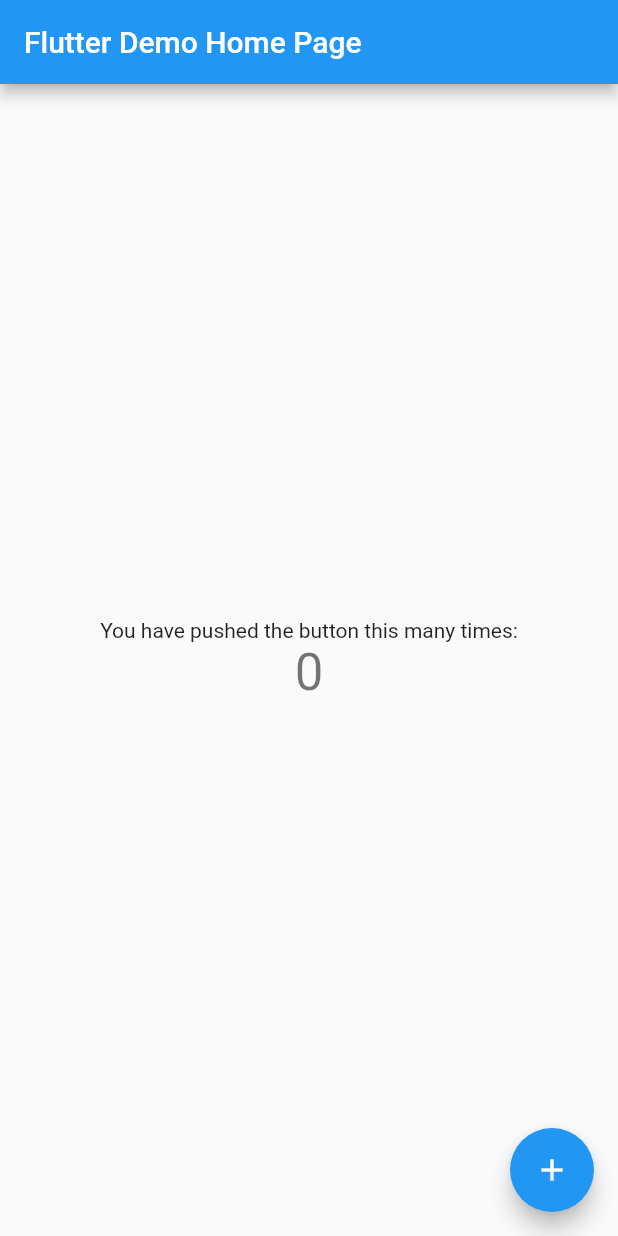
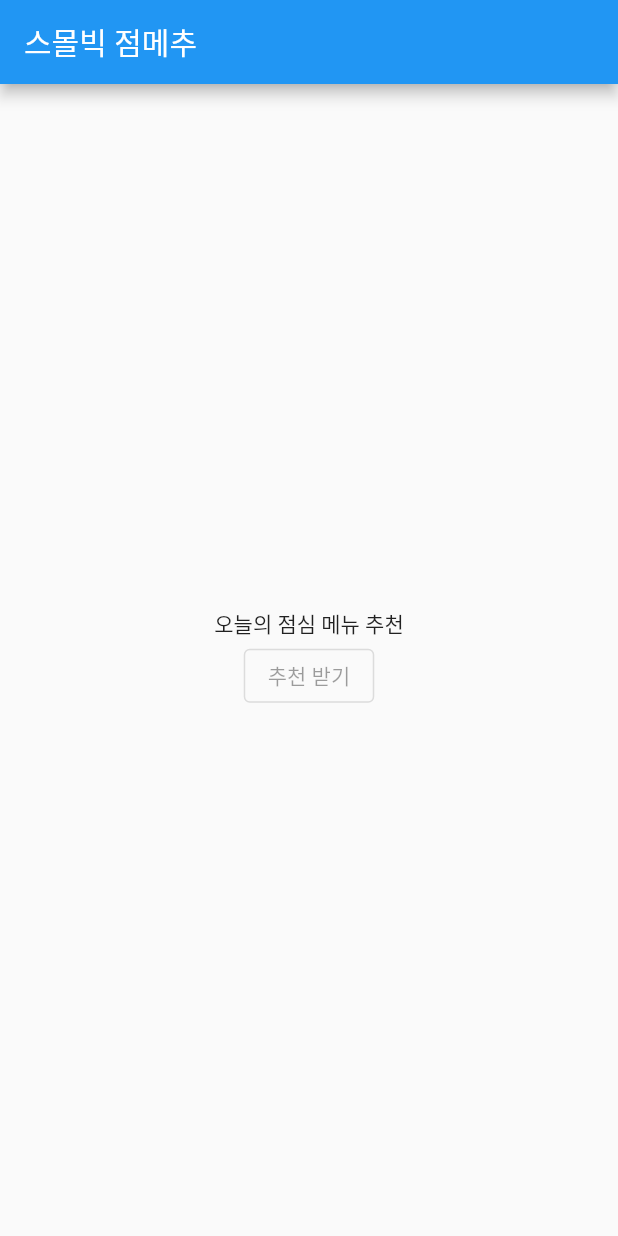
Before and after one commit to gamrom/lunch_recommend, a Flutter app: the screen it shows after launch, on a phone screen of 412 x 824 dp. Run offline on Flutter 3.47's test engine with Material 2 defaults, Android fonts, the light colour scheme and no system bars.

Commit message:
일단 조금 수정해보기

```diff
--- a/lib/main.dart
+++ b/lib/main.dart
@@ -15,7 +15,7 @@
       theme: ThemeData(
         primarySwatch: Colors.blue,
       ),
-      home: const MyHomePage(title: 'Flutter Demo Home Page'),
+      home: const MyHomePage(title: '스몰빅 점메추'),
     );
   }
 }
@@ -30,55 +30,24 @@
 }
 
 class _MyHomePageState extends State<MyHomePage> {
-  int _counter = 0;
-
-  void _incrementCounter() {
-    setState(() {
-
-      _counter++;
-    });
-  }
-
   @override
   Widget build(BuildContext context) {
-
     return Scaffold(
       appBar: AppBar(
         title: Text(widget.title),
       ),
       body: Center(
         child: Column(
-          // Column is also a layout widget. It takes a list of children and
-          // arranges them vertically. By default, it sizes itself to fit its
-          // children horizontally, and tries to be as tall as its parent.
-          //
-          // Invoke "debug painting" (press "p" in the console, choose the
-          // "Toggle Debug Paint" action from the Flutter Inspector in Android
-          // Studio, or the "Toggle Debug Paint" command in Visual Studio Code)
-          // to see the wireframe for each widget.
-          //
-          // Column has various properties to control how it sizes itself and
-          // how it positions its children. Here we use mainAxisAlignment to
-          // center the children vertically; the main axis here is the vertical
-          // axis because Columns are vertical (the cross axis would be
-          // horizontal).
           mainAxisAlignment: MainAxisAlignment.center,
-          children: <Widget>[
-            const Text(
-              'You have pushed the button this many times:',
-            ),
-            Text(
-              '$_counter',
-              style: Theme.of(context).textTheme.headline4,
+          children: const <Widget>[
+            Text('오늘의 점심 메뉴 추천'),
+            OutlinedButton(
+              onPressed: null,
+              child: Text("추천 받기"),
             ),
           ],
         ),
       ),
-      floatingActionButton: FloatingActionButton(
-        onPressed: _incrementCounter,
-        tooltip: 'Increment',
-        child: const Icon(Icons.add),
-      ), // This trailing comma makes auto-formatting nicer for build methods.
     );
   }
 }
```
